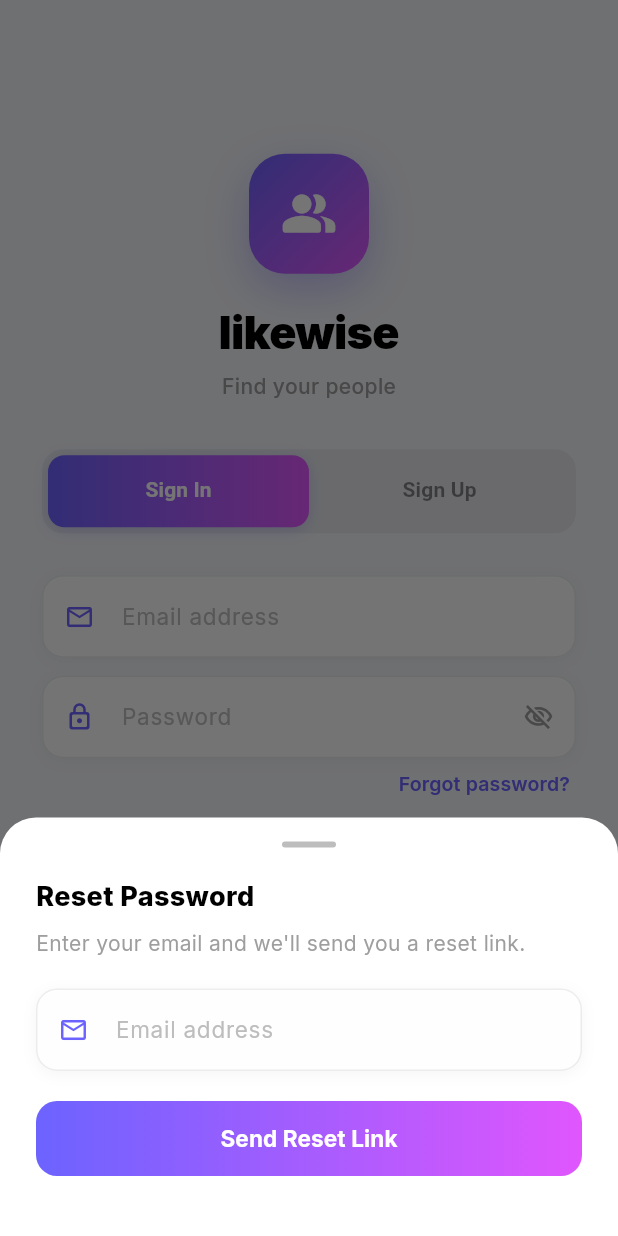
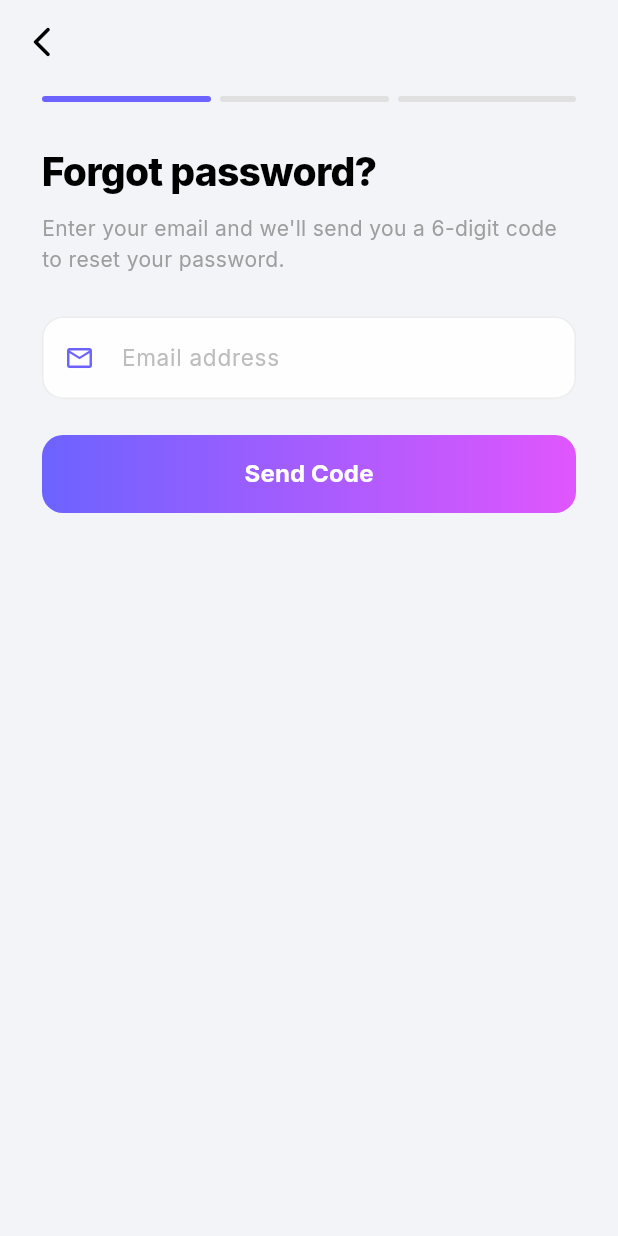
Before and after one commit to likewiseapp/likewise, a Flutter app: the screen it shows after launch, after a tap on "Forgot password?", on a phone screen of 412 x 824 dp. Run offline on Flutter 3.47's test engine with Material 3 defaults, Android fonts, the phone set to English and light mode, and no system bars; our stand-ins replace cached_network_image, firebase_core, firebase_messaging, flutter_image_compress, flutter_local_notifications, flutter_riverpod and 9 more; missing offline and left inert: pro_video_editor; accounts and stored records are empty.

Commit message:
feat: OTP password reset and FCM push notifications
- Replace magic-link forgot password with 3-step OTP flow (email → code →
  new password). Router pins /forgot-password so the mid-flow session
  from verifyOTP doesn't bounce the user to home.
- Add FCM push notifications: firebase_core/messaging +
  flutter_local_notifications, PushNotificationService registers the
  device token in public.user_devices on sign-in and cleans up on
  sign-out, foreground messages render via local notifications.
- Enable core library desugaring on Android (required by
  flutter_local_notifications) and apply google-services plugin.

Co-Authored-By: Claude Opus 4.6 (1M context) <noreply@anthropic.com>

```diff
--- a/lib/core/providers/auth_providers.dart
+++ b/lib/core/providers/auth_providers.dart
@@ -3,6 +3,7 @@ import 'package:supabase_flutter/supabase_flutter.dart';
 
 import '../services/auth_service.dart';
 import '../services/google_auth_service.dart';
+import '../services/push_notification_service.dart';
 
 // ── Profile-exists notifier ───────────────────────────────────────────────────
 // Tracks whether the authenticated user has a profile row.
@@ -49,6 +50,10 @@ final googleAuthServiceProvider = Provider<GoogleAuthService>((ref) {
   return GoogleAuthService(ref.watch(supabaseProvider));
 });
 
+final pushNotificationServiceProvider = Provider<PushNotificationService>((ref) {
+  return PushNotificationService(ref.watch(supabaseProvider));
+});
+
 final authStateProvider = StreamProvider<AuthState>((ref) {
   final client = ref.watch(supabaseProvider);
   return client.auth.onAuthStateChange;
--- a/lib/main.dart
+++ b/lib/main.dart
@@ -1,11 +1,13 @@
+import 'package:firebase_core/firebase_core.dart';
 import 'package:flutter/gestures.dart';
 import 'package:flutter/material.dart';
 import 'package:flutter_riverpod/flutter_riverpod.dart';
 import 'package:supabase_flutter/supabase_flutter.dart';
 import 'core/app_theme.dart';
+import 'core/providers/auth_providers.dart';
+import 'core/providers/profile_providers.dart';
 import 'core/supabase_config.dart';
 import 'core/theme_provider.dart';
-import 'core/providers/profile_providers.dart';
 import 'router.dart';
 
 Future<void> main() async {
@@ -19,6 +21,8 @@ Future<void> main() async {
     anonKey: SupabaseConfig.anonKey,
   );
 
+  await Firebase.initializeApp();
+
   runApp(const ProviderScope(child: LikewiseApp()));
 }
 
@@ -29,6 +33,19 @@ class LikewiseApp extends ConsumerWidget {
   Widget build(BuildContext context, WidgetRef ref) {
     final colors = ref.watch(appColorSchemeProvider);
     final router = ref.watch(routerProvider);
+
+    // Initialize push notifications + react to auth changes.
+    ref.listen(authStateProvider, (_, next) {
+      final push = ref.read(pushNotificationServiceProvider);
+      push.init();
+      final event = next.whenData((s) => s.event).value;
+      if (event == AuthChangeEvent.signedIn ||
+          event == AuthChangeEvent.tokenRefreshed) {
+        push.registerDevice();
+      } else if (event == AuthChangeEvent.signedOut) {
+        push.unregisterDevice();
+      }
+    });
 
     // Restore the user's saved theme preference whenever their profile loads.
     // This fires whenever fullProfileProvider transitions from loading → data,
--- a/lib/router.dart
+++ b/lib/router.dart
@@ -11,6 +11,7 @@ import 'core/providers/auth_providers.dart';
 import 'core/theme_provider.dart';
 import 'ui/screens/auth/auth_screen.dart';
 import 'ui/screens/auth/complete_profile_screen.dart';
+import 'ui/screens/auth/forgot_password_screen.dart';
 import 'ui/screens/social/blocked_users_screen.dart';
 import 'ui/screens/messages/chat_screen.dart';
 import 'ui/screens/main_screen.dart';
@@ -68,6 +69,11 @@ final routerProvider = Provider<GoRouter>((ref) {
         _ => null,
       };
 
+      // ── Password recovery flow: never redirect away ─────────────────────
+      // The user becomes authenticated mid-flow (after OTP verify), but we
+      // must keep them on this screen to finish setting a new password.
+      if (loc == '/forgot-password') return null;
+
       // ── Splash ──────────────────────────────────────────────────────────
       if (loc == '/splash') {
         if (!isAuthenticated) return '/auth';
@@ -77,7 +83,8 @@ final routerProvider = Provider<GoRouter>((ref) {
 
       // ── Not authenticated ────────────────────────────────────────────────
       if (!isAuthenticated) {
-        return (loc == '/auth') ? null : '/auth';
+        const publicRoutes = {'/auth', '/forgot-password'};
+        return publicRoutes.contains(loc) ? null : '/auth';
       }
 
       // ── Authenticated, no profile ────────────────────────────────────────
@@ -100,6 +107,10 @@ final routerProvider = Provider<GoRouter>((ref) {
       GoRoute(
         path: '/auth',
         builder: (context, state) => const AuthScreen(),
+      ),
+      GoRoute(
+        path: '/forgot-password',
+        builder: (context, state) => const ForgotPasswordScreen(),
       ),
       GoRoute(
         path: '/complete-profile',
--- a/lib/ui/screens/auth/auth_screen.dart
+++ b/lib/ui/screens/auth/auth_screen.dart
@@ -1,6 +1,7 @@
 import 'package:flutter/gestures.dart';
 import 'package:flutter/material.dart';
 import 'package:flutter_riverpod/flutter_riverpod.dart';
+import 'package:go_router/go_router.dart';
 
 import '../../../core/app_theme.dart';
 import '../../../core/providers/auth_providers.dart';
@@ -306,7 +307,9 @@ class _AuthScreenState extends ConsumerState<AuthScreen>
                           Align(
                             alignment: Alignment.centerRight,
                             child: TextButton(
-                              onPressed: _loading ? null : _showForgotPassword,
+                              onPressed: _loading
+                                  ? null
+                                  : () => context.go('/forgot-password'),
                               style: TextButton.styleFrom(
                                 padding:
                                     const EdgeInsets.symmetric(horizontal: 4),
@@ -548,113 +551,6 @@ class _AuthScreenState extends ConsumerState<AuthScreen>
     );
   }
 
-  void _showForgotPassword() {
-    final isDark = Theme.of(context).brightness == Brightness.dark;
-    final emailCtrl = TextEditingController(text: _emailController.text.trim());
-    showModalBottomSheet(
-      context: context,
-      isScrollControlled: true,
-      backgroundColor: isDark ? AppColors.darkSurface : Colors.white,
-      shape: const RoundedRectangleBorder(
-        borderRadius: BorderRadius.vertical(top: Radius.circular(24)),
-      ),
-      builder: (ctx) {
-        final colors = ref.read(appColorSchemeProvider);
-        return Padding(
-          padding: EdgeInsets.fromLTRB(
-              24, 16, 24, MediaQuery.of(ctx).viewInsets.bottom + 40),
-          child: Column(
-            mainAxisSize: MainAxisSize.min,
-            crossAxisAlignment: CrossAxisAlignment.start,
-            children: [
-              Center(
-                child: Container(
-                  width: 36,
-                  height: 4,
-                  decoration: BoxDecoration(
-                    color: Colors.grey.shade400,
-                    borderRadius: BorderRadius.circular(2),
-                  ),
-                ),
-              ),
-              const SizedBox(height: 20),
-              Text(
-                'Reset Password',
-                style: TextStyle(
-                  fontSize: 18,
-                  fontWeight: FontWeight.w800,
-                  color: isDark ? Colors.white : Colors.black,
-                ),
-              ),
-              const SizedBox(height: 8),
-              Text(
-                'Enter your email and we\'ll send you a reset link.',
-                style: TextStyle(fontSize: 14, color: Colors.grey.shade500),
-              ),
-              const SizedBox(height: 20),
-              _buildField(
-                controller: emailCtrl,
-                hint: 'Email address',
-                icon: Icons.email_outlined,
-                isDark: isDark,
-                colors: colors,
-                keyboardType: TextInputType.emailAddress,
-              ),
-              const SizedBox(height: 20),
-              SizedBox(
-                width: double.infinity,
-                height: 50,
-                child: MaterialButton(
-                  onPressed: () async {
-                    try {
-                      await ref
-                          .read(authServiceProvider)
-                          .sendPasswordReset(email: emailCtrl.text.trim());
-                      if (ctx.mounted) Navigator.pop(ctx);
-                      if (mounted) {
-                        ScaffoldMessenger.of(context).showSnackBar(
-                          const SnackBar(
-                              content: Text('Reset link sent — check your email.')),
-                        );
-                      }
-                    } catch (e) {
-                      if (ctx.mounted) {
-                        ScaffoldMessenger.of(ctx).showSnackBar(
-                          SnackBar(content: Text(e.toString())),
-                        );
-                      }
-                    }
-                  },
-                  shape: RoundedRectangleBorder(
-                    borderRadius: BorderRadius.circular(14),
-                  ),
-                  padding: EdgeInsets.zero,
-                  child: Ink(
-                    decoration: BoxDecoration(
-                      gradient: LinearGradient(
-                          colors: [colors.primary, colors.accent]),
-                      borderRadius: BorderRadius.circular(14),
-                    ),
-                    child: const Center(
-                      child: Text(
-                        'Send Reset Link',
-                        style: TextStyle(
-                          color: Colors.white,
-                          fontWeight: FontWeight.w700,
-                          fontSize: 15,
-                        ),
-                      ),
-                    ),
-                  ),
-                ),
-              ),
-            ],
-          ),
-        );
-      },
-    );
-  }
-
   Widget _buildField({
     required TextEditingController controller,
     required String hint,
--- /dev/null
+++ b/lib/ui/screens/auth/forgot_password_screen.dart
@@ -0,0 +1,457 @@
+import 'package:flutter/material.dart';
+import 'package:flutter/services.dart';
+import 'package:flutter_riverpod/flutter_riverpod.dart';
+import 'package:go_router/go_router.dart';
+
+import '../../../core/app_theme.dart';
+import '../../../core/providers/auth_providers.dart';
+import '../../../core/theme_provider.dart';
+
+class ForgotPasswordScreen extends ConsumerStatefulWidget {
+  const ForgotPasswordScreen({super.key});
+
+  @override
+  ConsumerState<ForgotPasswordScreen> createState() =>
+      _ForgotPasswordScreenState();
+}
+
+class _ForgotPasswordScreenState extends ConsumerState<ForgotPasswordScreen> {
+  final _pageController = PageController();
+
+  final _emailController = TextEditingController();
+  final _otpController = TextEditingController();
+  final _passwordController = TextEditingController();
+  final _confirmController = TextEditingController();
+
+  int _step = 0;
+  bool _loading = false;
+  String? _error;
+  bool _obscure = true;
+
+  @override
+  void dispose() {
+    _pageController.dispose();
+    _emailController.dispose();
+    _otpController.dispose();
+    _passwordController.dispose();
+    _confirmController.dispose();
+    super.dispose();
+  }
+
+  void _go(int step) {
+    setState(() {
+      _step = step;
+      _error = null;
+    });
+    _pageController.animateToPage(
+      step,
+      duration: const Duration(milliseconds: 280),
+      curve: Curves.easeOutCubic,
+    );
+  }
+
+  Future<void> _sendOTP() async {
+    final email = _emailController.text.trim();
+    if (email.isEmpty || !email.contains('@')) {
+      setState(() => _error = 'Enter a valid email.');
+      return;
+    }
+    setState(() {
+      _loading = true;
+      _error = null;
+    });
+    try {
+      await ref.read(authServiceProvider).sendPasswordResetOTP(email: email);
+      _go(1);
+    } catch (e) {
+      if (mounted) setState(() => _error = _friendly(e));
+    } finally {
+      if (mounted) setState(() => _loading = false);
+    }
+  }
+
+  Future<void> _verifyOTP() async {
+    final otp = _otpController.text.trim();
+    if (otp.length != 6) {
+      setState(() => _error = 'Enter the 6-digit code.');
+      return;
+    }
+    setState(() {
+      _loading = true;
+      _error = null;
+    });
+    try {
+      await ref.read(authServiceProvider).verifyPasswordResetOTP(
+            email: _emailController.text.trim(),
+            otp: otp,
+          );
+      _go(2);
+    } catch (e) {
+      if (mounted) setState(() => _error = _friendly(e));
+    } finally {
+      if (mounted) setState(() => _loading = false);
+    }
+  }
+
+  Future<void> _setNewPassword() async {
+    final pw = _passwordController.text;
+    final confirm = _confirmController.text;
+    if (pw.length < 6) {
+      setState(() => _error = 'Password must be at least 6 characters.');
+      return;
+    }
+    if (pw != confirm) {
+      setState(() => _error = 'Passwords do not match.');
+      return;
+    }
+    setState(() {
+      _loading = true;
+      _error = null;
+    });
+    try {
+      await ref.read(authServiceProvider).updatePassword(pw);
+      if (!mounted) return;
+      ScaffoldMessenger.of(context).showSnackBar(
+        const SnackBar(content: Text('Password updated. You are signed in.')),
+      );
+      // Router auto-redirects based on profile existence.
+      context.go('/');
+    } catch (e) {
+      if (mounted) setState(() => _error = _friendly(e));
+    } finally {
+      if (mounted) setState(() => _loading = false);
+    }
+  }
+
+  String _friendly(Object e) {
+    final msg = e.toString();
+    if (msg.contains('Token has expired') || msg.contains('invalid')) {
+      return 'Invalid or expired code. Try again.';
+    }
+    if (msg.contains('rate')) {
+      return 'Too many attempts. Please wait a moment.';
+    }
+    return msg.replaceAll('Exception: ', '');
+  }
+
+  @override
+  Widget build(BuildContext context) {
+    final colors = ref.watch(appColorSchemeProvider);
+    final isDark = Theme.of(context).brightness == Brightness.dark;
+
+    return Scaffold(
+      backgroundColor:
+          isDark ? AppColors.darkScaffold : AppColors.lightScaffold,
+      appBar: AppBar(
+        backgroundColor: Colors.transparent,
+        elevation: 0,
+        leading: IconButton(
+          icon: Icon(Icons.arrow_back_ios_new_rounded,
+              color: isDark ? Colors.white : Colors.black),
+          onPressed: () {
+            if (_step == 0) {
+              context.go('/auth');
+            } else {
+              _go(_step - 1);
+            }
+          },
+        ),
+      ),
+      body: SafeArea(
+        child: PageView(
+          controller: _pageController,
+          physics: const NeverScrollableScrollPhysics(),
+          children: [
+            _buildEmailStep(isDark, colors),
+            _buildOtpStep(isDark, colors),
+            _buildPasswordStep(isDark, colors),
+          ],
+        ),
+      ),
+    );
+  }
+
+  Widget _stepScaffold({
+    required bool isDark,
+    required AppColorScheme colors,
+    required String title,
+    required String subtitle,
+    required List<Widget> children,
+    required String buttonLabel,
+    required VoidCallback onButton,
+  }) {
+    return SingleChildScrollView(
+      padding: const EdgeInsets.symmetric(horizontal: 28),
+      child: Column(
+        crossAxisAlignment: CrossAxisAlignment.start,
+        children: [
+          const SizedBox(height: 8),
+          _stepIndicator(colors),
+          const SizedBox(height: 28),
+          Text(
+            title,
+            style: TextStyle(
+              fontSize: 26,
+              fontWeight: FontWeight.w800,
+              color: isDark ? Colors.white : Colors.black,
+              letterSpacing: -0.5,
+            ),
+          ),
+          const SizedBox(height: 8),
+          Text(
+            subtitle,
+            style: TextStyle(
+              fontSize: 14,
+              color: Colors.grey.shade500,
+              height: 1.5,
+            ),
+          ),
+          const SizedBox(height: 28),
+          ...children,
+          if (_error != null) ...[
+            const SizedBox(height: 16),
+            Container(
+              width: double.infinity,
+              padding:
+                  const EdgeInsets.symmetric(horizontal: 14, vertical: 10),
+              decoration: BoxDecoration(
+                color: Colors.redAccent.withValues(alpha: 0.1),
+                borderRadius: BorderRadius.circular(10),
+                border: Border.all(
+                  color: Colors.redAccent.withValues(alpha: 0.3),
+                ),
+              ),
+              child: Text(
+                _error!,
+                style: const TextStyle(
+                  color: Colors.redAccent,
+                  fontSize: 13,
+                  fontWeight: FontWeight.w500,
+                ),
+                textAlign: TextAlign.center,
+              ),
+            ),
+          ],
+          const SizedBox(height: 24),
+          SizedBox(
+            width: double.infinity,
+            height: 52,
+            child: MaterialButton(
+              onPressed: _loading ? null : onButton,
+              shape: RoundedRectangleBorder(
+                borderRadius: BorderRadius.circular(14),
+              ),
+              padding: EdgeInsets.zero,
+              child: Ink(
+                decoration: BoxDecoration(
+                  gradient: LinearGradient(
+                    colors: _loading
+                        ? [Colors.grey.shade400, Colors.grey.shade400]
+                        : [colors.primary, colors.accent],
+                  ),
+                  borderRadius: BorderRadius.circular(14),
+                ),
+                child: Center(
+                  child: _loading
+                      ? const SizedBox(
+                          width: 22,
+                          height: 22,
+                          child: CircularProgressIndicator(
+                            strokeWidth: 2.5,
+                            color: Colors.white,
+                          ),
+                        )
+                      : Text(
+                          buttonLabel,
+                          style: const TextStyle(
+                            color: Colors.white,
+                            fontWeight: FontWeight.w700,
+                            fontSize: 16,
+                          ),
+                        ),
+                ),
+              ),
+            ),
+          ),
+          const SizedBox(height: 40),
+        ],
+      ),
+    );
+  }
+
+  Widget _stepIndicator(AppColorScheme colors) {
+    return Row(
+      children: List.generate(3, (i) {
+        final active = i <= _step;
+        return Expanded(
+          child: Container(
+            height: 4,
+            margin: EdgeInsets.only(right: i == 2 ? 0 : 6),
+            decoration: BoxDecoration(
+              color: active ? colors.primary : Colors.grey.shade300,
+              borderRadius: BorderRadius.circular(2),
+            ),
+          ),
+        );
+      }),
+    );
+  }
+
+  Widget _buildEmailStep(bool isDark, AppColorScheme colors) {
+    return _stepScaffold(
+      isDark: isDark,
+      colors: colors,
+      title: 'Forgot password?',
+      subtitle:
+          'Enter your email and we\'ll send you a 6-digit code to reset your password.',
+      children: [
+        _field(
+          controller: _emailController,
+          hint: 'Email address',
+          icon: Icons.email_outlined,
+          isDark: isDark,
+          colors: colors,
+          keyboardType: TextInputType.emailAddress,
+        ),
+      ],
+      buttonLabel: 'Send Code',
+      onButton: _sendOTP,
+    );
+  }
+
+  Widget _buildOtpStep(bool isDark, AppColorScheme colors) {
+    return _stepScaffold(
+      isDark: isDark,
+      colors: colors,
+      title: 'Enter code',
+      subtitle:
+          'We sent a 6-digit code to ${_emailController.text.trim()}. Enter it below to continue.',
+      children: [
+        _field(
+          controller: _otpController,
+          hint: '6-digit code',
+          icon: Icons.pin_outlined,
+          isDark: isDark,
+          colors: colors,
+          keyboardType: TextInputType.number,
+          inputFormatters: [
+            FilteringTextInputFormatter.digitsOnly,
+            LengthLimitingTextInputFormatter(6),
+          ],
+        ),
+        const SizedBox(height: 12),
+        Align(
+          alignment: Alignment.centerRight,
+          child: TextButton(
+            onPressed: _loading ? null : _sendOTP,
+            style: TextButton.styleFrom(
+              padding: const EdgeInsets.symmetric(horizontal: 4),
+              minimumSize: Size.zero,
+              tapTargetSize: MaterialTapTargetSize.shrinkWrap,
+            ),
+            child: Text(
+              'Resend code',
+              style: TextStyle(
+                fontSize: 13,
+                color: colors.primary,
+                fontWeight: FontWeight.w600,
+              ),
+            ),
+          ),
+        ),
+      ],
+      buttonLabel: 'Verify',
+      onButton: _verifyOTP,
+    );
+  }
+
+  Widget _buildPasswordStep(bool isDark, AppColorScheme colors) {
+    return _stepScaffold(
+      isDark: isDark,
+      colors: colors,
+      title: 'New password',
+      subtitle: 'Choose a strong password (at least 6 characters).',
+      children: [
+        _field(
+          controller: _passwordController,
+          hint: 'New password',
+          icon: Icons.lock_outline_rounded,
+          isDark: isDark,
+          colors: colors,
+          obscure: _obscure,
+          suffixIcon: IconButton(
+            icon: Icon(
+              _obscure
+                  ? Icons.visibility_off_outlined
+                  : Icons.visibility_outlined,
+              size: 20,
+              color: Colors.grey.shade500,
+            ),
+            onPressed: () => setState(() => _obscure = !_obscure),
+          ),
+        ),
+        const SizedBox(height: 12),
+        _field(
+          controller: _confirmController,
+          hint: 'Confirm password',
+          icon: Icons.lock_outline_rounded,
+          isDark: isDark,
+          colors: colors,
+          obscure: _obscure,
+        ),
+      ],
+      buttonLabel: 'Update Password',
+      onButton: _setNewPassword,
+    );
+  }
+
+  Widget _field({
+    required TextEditingController controller,
+    required String hint,
+    required IconData icon,
+    required bool isDark,
+    required AppColorScheme colors,
+    bool obscure = false,
+    TextInputType? keyboardType,
+    List<TextInputFormatter>? inputFormatters,
+    Widget? suffixIcon,
+  }) {
+    return Container(
+      decoration: BoxDecoration(
+        color: isDark
+            ? Colors.white.withValues(alpha: 0.06)
+            : Colors.white.withValues(alpha: 0.9),
+        borderRadius: BorderRadius.circular(14),
+        border: Border.all(
+          color: isDark
+              ? Colors.white.withValues(alpha: 0.08)
+              : Colors.black.withValues(alpha: 0.07),
+        ),
+      ),
+      child: TextField(
+        controller: controller,
+        obscureText: obscure,
+        keyboardType: keyboardType,
+        inputFormatters: inputFormatters,
+        style: TextStyle(
+          color: isDark ? Colors.white : Colors.black,
+          fontWeight: FontWeight.w500,
+          fontSize: 15,
+        ),
+        decoration: InputDecoration(
+          prefixIcon: Icon(icon, size: 20, color: colors.primary),
+          suffixIcon: suffixIcon,
+          hintText: hint,
+          hintStyle: TextStyle(
+            color: Colors.grey.shade400,
+            fontWeight: FontWeight.w400,
+            fontSize: 15,
+          ),
+          border: InputBorder.none,
+          contentPadding:
+              const EdgeInsets.symmetric(horizontal: 16, vertical: 15),
+        ),
+      ),
+    );
+  }
+}
--- a/pubspec.yaml
+++ b/pubspec.yaml
@@ -27,6 +27,9 @@ dependencies:
   path_provider: ^2.1.0
   shared_preferences: ^2.3.0
   google_sign_in: ^6.3.0
+  firebase_core: ^3.6.0
+  firebase_messaging: ^15.1.3
+  flutter_local_notifications: ^18.0.1
 
 dev_dependencies:
   flutter_test:
```
Also changed, not shown: lib/core/services/auth_service.dart (+20 -2 lines), lib/core/services/push_notification_service.dart (added, +115 -0 lines), pubspec.lock, 8 other files.
